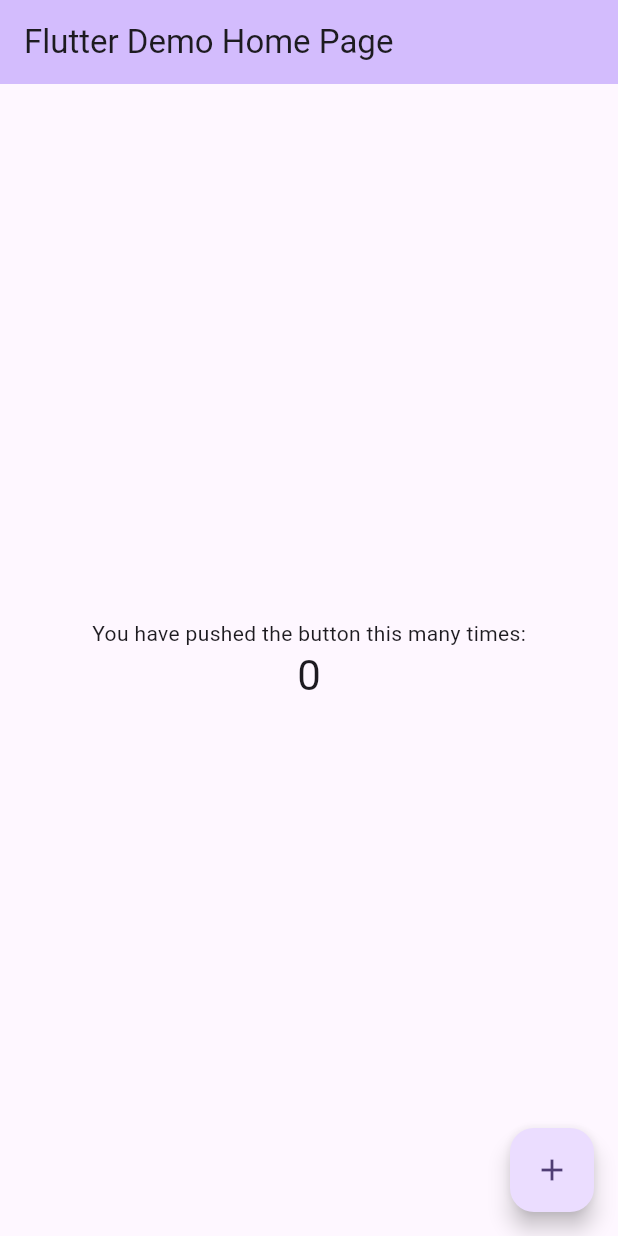
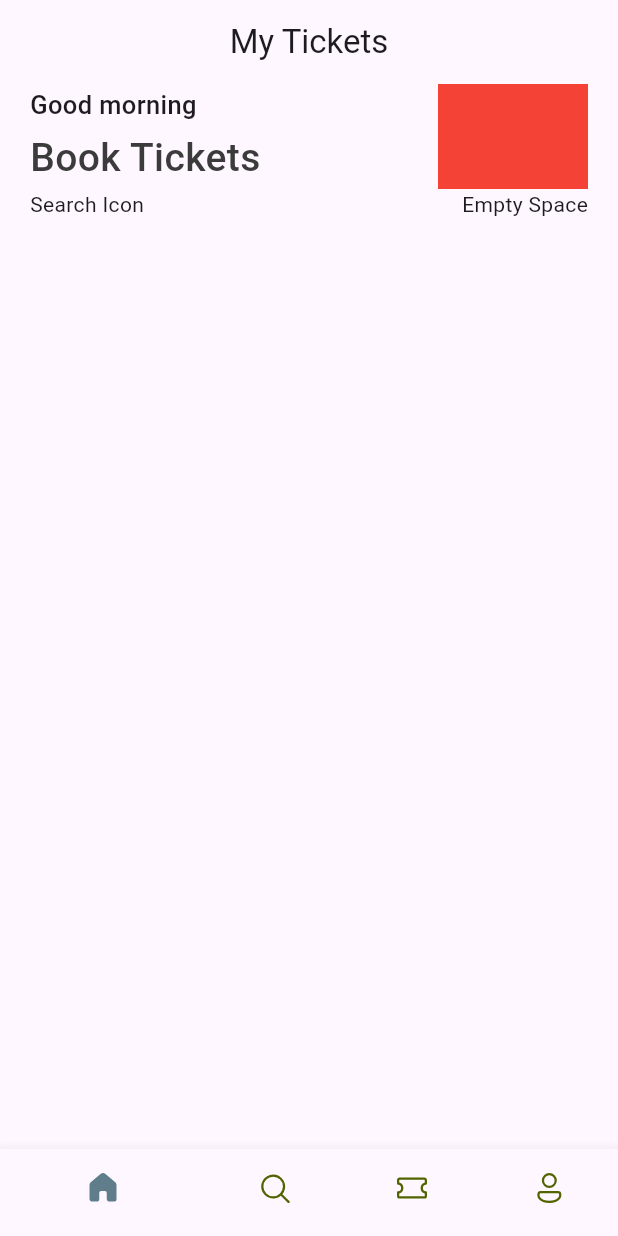
Before and after one commit to 1Bernard/tickets_app, a Flutter app: the screen it shows after launch, on a phone screen of 412 x 824 dp. Run offline on Flutter 3.47's test engine with Material 3 defaults, Android fonts, the phone set to English and light mode, and no system bars; our stand-ins replace fluentui_icons.

Commit message:
add bottom navigation and home screen

```diff
--- /dev/null
+++ b/lib/base/bottom_nav_bar.dart
@@ -0,0 +1,64 @@
+import 'package:fluentui_icons/fluentui_icons.dart';
+import 'package:flutter/cupertino.dart';
+import 'package:flutter/material.dart';
+import 'package:tickets_app/screens/home_screen.dart';
+
+class BottomNavBar extends StatefulWidget {
+  const BottomNavBar({super.key});
+
+  @override
+  State<BottomNavBar> createState() => _BottomNavBarState();
+}
+
+class _BottomNavBarState extends State<BottomNavBar> {
+  final appScreens = [
+    const HomeScreen(),
+    const Center(child: Text("Search")),
+    const Center(child: Text("Tickets")),
+    const Center(child: Text("Profile")),
+  ];
+
+  //Change index for bottomNavBar
+  int _selectedIndex = 0;
+
+  void _onItemTapped(int index) {
+    setState(() {
+      _selectedIndex = index;
+    });
+  }
+
+  @override
+  Widget build(BuildContext context) {
+    return Scaffold(
+      appBar: AppBar(
+        title: const Center(child: Text("My Tickets")),
+      ),
+      body: appScreens[_selectedIndex],
+      bottomNavigationBar: BottomNavigationBar(
+        currentIndex: _selectedIndex,
+        onTap: _onItemTapped,
+        selectedItemColor: Colors.blueGrey,
+        unselectedItemColor: const Color(0xFF526400),
+        showSelectedLabels: false,
+        items: const [
+          BottomNavigationBarItem(
+              icon: Icon(FluentSystemIcons.ic_fluent_home_regular),
+              activeIcon: Icon(FluentSystemIcons.ic_fluent_home_filled),
+              label: "Home"),
+          BottomNavigationBarItem(
+              icon: Icon(FluentSystemIcons.ic_fluent_search_regular),
+              activeIcon: Icon(FluentSystemIcons.ic_fluent_search_filled),
+              label: "Search"),
+          BottomNavigationBarItem(
+              icon: Icon(FluentSystemIcons.ic_fluent_ticket_regular),
+              activeIcon: Icon(FluentSystemIcons.ic_fluent_ticket_filled),
+              label: "Tickets"),
+          BottomNavigationBarItem(
+              icon: Icon(FluentSystemIcons.ic_fluent_person_regular),
+              activeIcon: Icon(FluentSystemIcons.ic_fluent_person_filled),
+              label: "Person"),
+        ],
+      ),
+    );
+  }
+}
--- a/lib/main.dart
+++ b/lib/main.dart
@@ -1,4 +1,5 @@
 import 'package:flutter/material.dart';
+import 'package:tickets_app/base/bottom_nav_bar.dart';
 
 void main() {
   runApp(const MyApp());
@@ -7,119 +8,10 @@ void main() {
 class MyApp extends StatelessWidget {
   const MyApp({super.key});
 
-  // This widget is the root of your application.
   @override
   Widget build(BuildContext context) {
-    return MaterialApp(
-      title: 'Flutter Demo',
-      theme: ThemeData(
-        // This is the theme of your application.
-        //
-        // TRY THIS: Try running your application with "flutter run". You'll see
-        // the application has a purple toolbar. Then, without quitting the app,
-        // try changing the seedColor in the colorScheme below to Colors.green
-        // and then invoke "hot reload" (save your changes or press the "hot
-        // reload" button in a Flutter-supported IDE, or press "r" if you used
-        // the command line to start the app).
-        //
-        // Notice that the counter didn't reset back to zero; the application
-        // state is not lost during the reload. To reset the state, use hot
-        // restart instead.
-        //
-        // This works for code too, not just values: Most code changes can be
-        // tested with just a hot reload.
-        colorScheme: ColorScheme.fromSeed(seedColor: Colors.deepPurple),
-        useMaterial3: true,
-      ),
-      home: const MyHomePage(title: 'Flutter Demo Home Page'),
+    return const MaterialApp(
+      home: BottomNavBar(),
     );
   }
 }
-
-class MyHomePage extends StatefulWidget {
-  const MyHomePage({super.key, required this.title});
-
-  // This widget is the home page of your application. It is stateful, meaning
-  // that it has a State object (defined below) that contains fields that affect
-  // how it looks.
-
-  // This class is the configuration for the state. It holds the values (in this
-  // case the title) provided by the parent (in this case the App widget) and
-  // used by the build method of the State. Fields in a Widget subclass are
-  // always marked "final".
-
-  final String title;
-
-  @override
-  State<MyHomePage> createState() => _MyHomePageState();
-}
-
-class _MyHomePageState extends State<MyHomePage> {
-  int _counter = 0;
-
-  void _incrementCounter() {
-    setState(() {
-      // This call to setState tells the Flutter framework that something has
-      // changed in this State, which causes it to rerun the build method below
-      // so that the display can reflect the updated values. If we changed
-      // _counter without calling setState(), then the build method would not be
-      // called again, and so nothing would appear to happen.
-      _counter++;
-    });
-  }
-
-  @override
-  Widget build(BuildContext context) {
-    // This method is rerun every time setState is called, for instance as done
-    // by the _incrementCounter method above.
-    //
-    // The Flutter framework has been optimized to make rerunning build methods
-    // fast, so that you can just rebuild anything that needs updating rather
-    // than having to individually change instances of widgets.
-    return Scaffold(
-      appBar: AppBar(
-        // TRY THIS: Try changing the color here to a specific color (to
-        // Colors.amber, perhaps?) and trigger a hot reload to see the AppBar
-        // change color while the other colors stay the same.
-        backgroundColor: Theme.of(context).colorScheme.inversePrimary,
-        // Here we take the value from the MyHomePage object that was created by
-        // the App.build method, and use it to set our appbar title.
-        title: Text(widget.title),
-      ),
-      body: Center(
-        // Center is a layout widget. It takes a single child and positions it
-        // in the middle of the parent.
-        child: Column(
-          // Column is also a layout widget. It takes a list of children and
-          // arranges them vertically. By default, it sizes itself to fit its
-          // children horizontally, and tries to be as tall as its parent.
-          //
-          // Column has various properties to control how it sizes itself and
-          // how it positions its children. Here we use mainAxisAlignment to
-          // center the children vertically; the main axis here is the vertical
-          // axis because Columns are vertical (the cross axis would be
-          // horizontal).
-          //
-          // TRY THIS: Invoke "debug painting" (choose the "Toggle Debug Paint"
-          // action in the IDE, or press "p" in the console), to see the
-          // wireframe for each widget.
-          mainAxisAlignment: MainAxisAlignment.center,
-          children: <Widget>[
-            const Text(
-              'You have pushed the button this many times:',
-            ),
-            Text(
-              '$_counter',
-              style: Theme.of(context).textTheme.headlineMedium,
-            ),
-          ],
-        ),
-      ),
-      floatingActionButton: FloatingActionButton(
-        onPressed: _incrementCounter,
-        tooltip: 'Increment',
-        child: const Icon(Icons.add),
-      ), // This trailing comma makes auto-formatting nicer for build methods.
-    );
-  }
-}
--- /dev/null
+++ b/lib/screens/home_screen.dart
@@ -0,0 +1,59 @@
+import 'dart:ui';
+
+import 'package:flutter/cupertino.dart';
+import 'package:flutter/material.dart';
+import 'package:flutter/widgets.dart';
+
+class HomeScreen extends StatelessWidget {
+  const HomeScreen({super.key});
+
+  @override
+  Widget build(BuildContext context) {
+    return Scaffold(
+      body: ListView(
+        children: [
+          Container(
+            padding: const EdgeInsets.symmetric(horizontal: 20),
+            child: Column(
+              children: [
+                Row(
+                  mainAxisAlignment: MainAxisAlignment.spaceBetween,
+                  children: [
+                    const Column(
+                      crossAxisAlignment: CrossAxisAlignment.start,
+                      children: [
+                        Text("Good morning",
+                            style: TextStyle(
+                                fontSize: 17, fontWeight: FontWeight.w500)),
+                        SizedBox(
+                          height: 5,
+                        ),
+                        Text("Book Tickets",
+                            style: TextStyle(
+                                fontSize: 26,
+                                fontWeight: FontWeight.w500,
+                                color: Color(0xFF3b3b3b))),
+                      ],
+                    ),
+                    Container(
+                      width: 100,
+                      height: 70,
+                      color: Colors.red,
+                    ),
+                  ],
+                ),
+                const Row(
+                  mainAxisAlignment: MainAxisAlignment.spaceBetween,
+                  children: [
+                    Text("Search Icon"),
+                    Text("Empty Space"),
+                  ],
+                ),
+              ],
+            ),
+          ),
+        ],
+      ),
+    );
+  }
+}
--- a/pubspec.yaml
+++ b/pubspec.yaml
@@ -35,6 +35,7 @@ dependencies:
   # The following adds the Cupertino Icons font to your application.
   # Use with the CupertinoIcons class for iOS style icons.
   cupertino_icons: ^1.0.6
+  fluentui_icons: ^1.0.0
 
 dev_dependencies:
   flutter_test:
```
Also changed, not shown: lib/base/res/styles/app_styles.dart (added), pubspec.lock.
